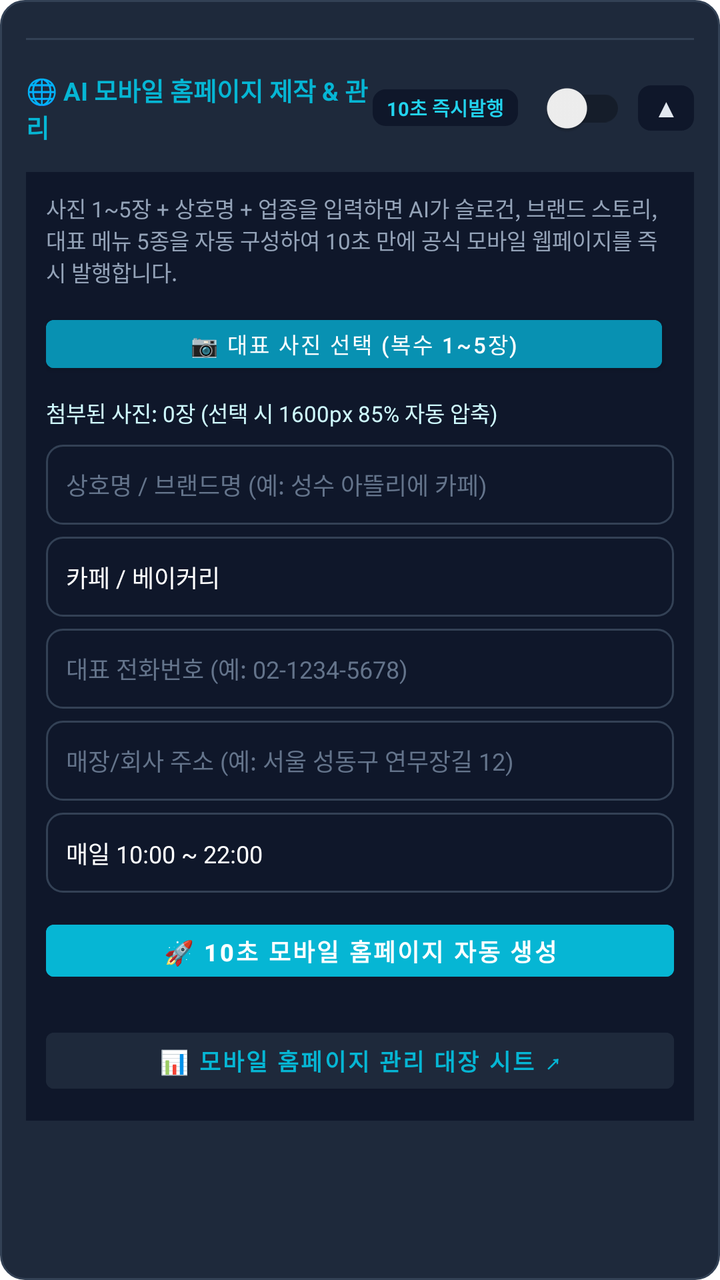
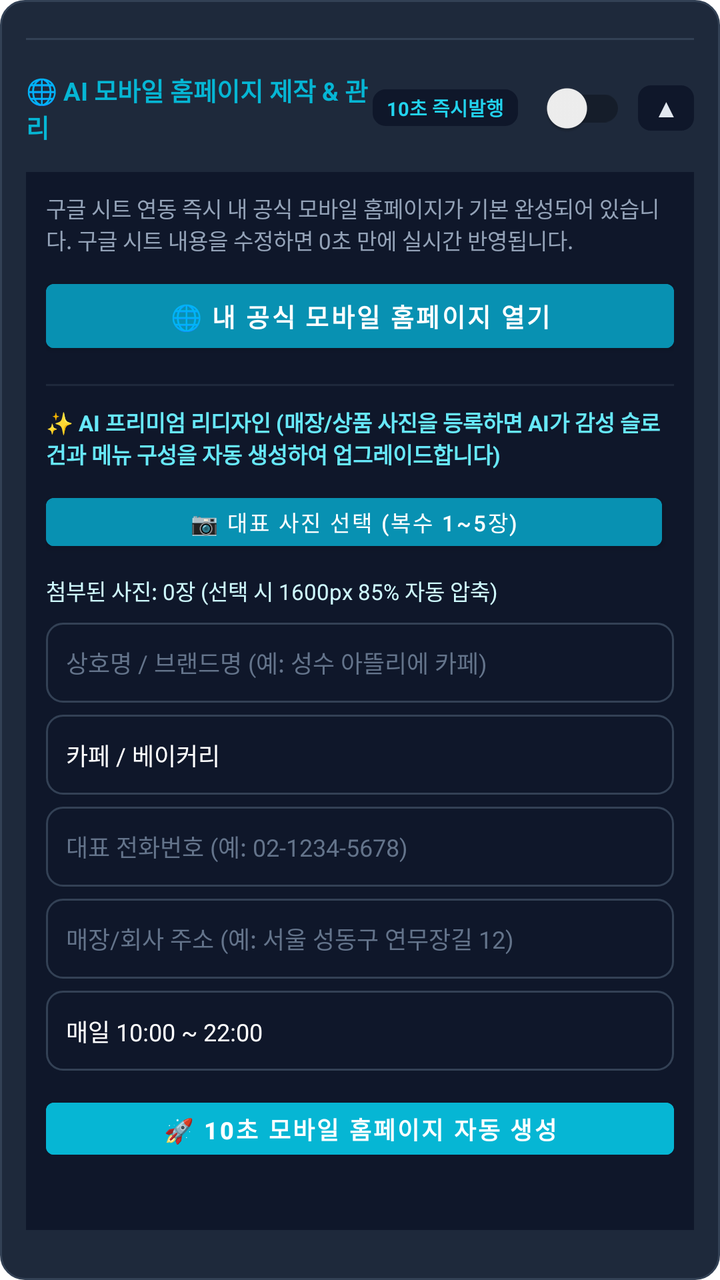

Screens rendered from an Android XML layout before and after an edit, with the pre-edit source and the edit as a unified diff.
<!-- AndroidManifest.xml: application theme Theme.SheetBotDepositAgent -->
<!-- res/layout/card_mobile_site.xml -->
<?xml version="1.0" encoding="utf-8"?>
<LinearLayout xmlns:android="http://schemas.android.com/apk/res/android"
    xmlns:tools="http://schemas.android.com/tools"
    android:layout_width="match_parent"
    android:layout_height="wrap_content"
    android:orientation="vertical"
    android:background="@drawable/bg_card_scenario"
    android:padding="13dp"
    android:layout_marginBottom="12dp">

    
    <View
        android:layout_width="match_parent"
        android:layout_height="1dp"
        android:background="#334155"
        android:layout_marginTop="6dp"
        android:layout_marginBottom="10dp" />

    <LinearLayout
        android:id="@+id/layoutSiteHeader"
        android:layout_width="match_parent"
        android:layout_height="wrap_content"
        android:orientation="horizontal"
        android:gravity="center_vertical"
        android:layout_marginBottom="8dp"
        android:clickable="true"
        android:focusable="true">

        <TextView
            android:layout_width="0dp"
            android:layout_height="wrap_content"
            android:layout_weight="1"
            android:text="🌐 AI 모바일 홈페이지 제작 &amp; 관리"
            android:textColor="#06B6D4"
            android:textSize="12.5sp"
            android:textStyle="bold" />

        <TextView
            android:layout_width="wrap_content"
            android:layout_height="wrap_content"
            android:background="@drawable/bg_badge_version"
            android:backgroundTint="#0F172A"
            android:paddingHorizontal="7dp"
            android:paddingVertical="2dp"
            android:text="10초 즉시발행"
            android:textColor="#22D3EE"
            android:textSize="9.5sp"
            android:textStyle="bold"
            android:layout_marginEnd="6dp" />

        <androidx.appcompat.widget.SwitchCompat
            android:id="@+id/switchSiteAutomation"
            android:layout_width="wrap_content"
            android:layout_height="wrap_content"
            android:checked="false"
            android:layout_marginEnd="6dp" />

        <TextView
            android:id="@+id/btnToggleSiteDetails"
            android:layout_width="wrap_content"
            android:layout_height="wrap_content"
            android:background="@drawable/bg_badge_version"
            android:backgroundTint="#0F172A"
            android:paddingHorizontal="8dp"
            android:paddingVertical="3dp"
            android:text="▲"
            android:textColor="#E2E8F0"
            android:textSize="12sp"
            android:textStyle="bold" />
    </LinearLayout>

    <LinearLayout
        android:id="@+id/layoutSiteDetails"
        android:layout_width="match_parent"
        android:layout_height="wrap_content"
        android:orientation="vertical"
        android:background="#0F172A"
        android:padding="10dp"
        android:layout_marginBottom="12dp">

        <TextView
            android:layout_width="match_parent"
            android:layout_height="wrap_content"
            android:text="사진 1~5장 + 상호명 + 업종을 입력하면 AI가 슬로건, 브랜드 스토리, 대표 메뉴 5종을 자동 구성하여 10초 만에 공식 모바일 웹페이지를 즉시 발행합니다."
            android:textColor="#94A3B8"
            android:textSize="11sp"
            android:layout_marginBottom="10dp" />

                
                <LinearLayout
                    android:layout_width="match_parent"
                    android:layout_height="wrap_content"
                    android:orientation="horizontal"
                    android:gravity="center_vertical"
                    android:layout_marginBottom="8dp">

                    <Button
                        android:id="@+id/btnSelectSiteImages"
                        android:layout_width="0dp"
                        android:layout_height="36dp"
                        android:layout_weight="1"
                        android:backgroundTint="#0891B2"
                        android:text="📷 대표 사진 선택 (복수 1~5장)"
                        android:textColor="#FFFFFF"
                        android:textSize="11sp"
                        android:layout_marginEnd="6dp" />

                    <Button
                        android:id="@+id/btnResetSiteImages"
                        android:layout_width="wrap_content"
                        android:layout_height="36dp"
                        android:backgroundTint="#475569"
                        android:text="초기화"
                        android:textColor="#E2E8F0"
                        android:textSize="11sp"
                        android:visibility="gone" />
                </LinearLayout>

                <TextView
                    android:id="@+id/tvSiteSelectedImagesCount"
                    android:layout_width="match_parent"
                    android:layout_height="wrap_content"
                    android:text="첨부된 사진: 0장 (선택 시 1600px 85% 자동 압축)"
                    android:textColor="#CFFAFE"
                    android:textSize="11sp"
                    android:layout_marginBottom="8dp" />

                
                <EditText
                    android:id="@+id/etSiteTitle"
                    android:layout_width="match_parent"
                    android:layout_height="40dp"
                    android:background="@drawable/bg_input_field"
                    android:hint="상호명 / 브랜드명 (예: 성수 아뜰리에 카페)"
                    android:textColor="#FFFFFF"
                    android:textColorHint="#64748B"
                    android:textSize="12sp"
                    android:paddingHorizontal="10dp"
                    android:layout_marginBottom="6dp" />

                
                <EditText
                    android:id="@+id/etSiteCategory"
                    android:layout_width="match_parent"
                    android:layout_height="40dp"
                    android:background="@drawable/bg_input_field"
                    android:hint="업종 (예: 디저트 베이커리 카페, 헤어살롱, 세무회계)"
                    android:text="카페 / 베이커리"
                    android:textColor="#FFFFFF"
                    android:textColorHint="#64748B"
                    android:textSize="12sp"
                    android:paddingHorizontal="10dp"
                    android:layout_marginBottom="6dp" />

                
                <EditText
                    android:id="@+id/etSitePhone"
                    android:layout_width="match_parent"
                    android:layout_height="40dp"
                    android:background="@drawable/bg_input_field"
                    android:hint="대표 전화번호 (예: 02-1234-5678)"
                    android:textColor="#FFFFFF"
                    android:textColorHint="#64748B"
                    android:textSize="12sp"
                    android:paddingHorizontal="10dp"
                    android:layout_marginBottom="6dp" />

                
                <EditText
                    android:id="@+id/etSiteAddress"
                    android:layout_width="match_parent"
                    android:layout_height="40dp"
                    android:background="@drawable/bg_input_field"
                    android:hint="매장/회사 주소 (예: 서울 성동구 연무장길 12)"
                    android:textColor="#FFFFFF"
                    android:textColorHint="#64748B"
                    android:textSize="12sp"
                    android:paddingHorizontal="10dp"
                    android:layout_marginBottom="6dp" />

                
                <EditText
                    android:id="@+id/etSiteHours"
                    android:layout_width="match_parent"
                    android:layout_height="40dp"
                    android:background="@drawable/bg_input_field"
                    android:hint="영업시간 (예: 매일 10:00 ~ 22:00 / 매주 월 휴무)"
                    android:text="매일 10:00 ~ 22:00"
                    android:textColor="#FFFFFF"
                    android:textColorHint="#64748B"
                    android:textSize="12sp"
                    android:paddingHorizontal="10dp"
                    android:layout_marginBottom="10dp" />

                
                <Button
                    android:id="@+id/btnStartSiteCreation"
                    android:layout_width="match_parent"
                    android:layout_height="38dp"
                    android:backgroundTint="#06B6D4"
                    android:text="🚀 10초 모바일 홈페이지 자동 생성"
                    android:textColor="#FFFFFF"
                    android:textSize="12sp"
                    android:textStyle="bold"
                    android:layout_marginBottom="8dp" />

                
                <ProgressBar
                    android:id="@+id/pbSiteLoading"
                    android:layout_width="wrap_content"
                    android:layout_height="wrap_content"
                    android:layout_gravity="center_horizontal"
                    android:indeterminateTint="#06B6D4"
                    android:visibility="gone" />

                <TextView
                    android:id="@+id/tvSiteStatus"
                    android:layout_width="match_parent"
                    android:layout_height="wrap_content"
                    android:gravity="center"
                    android:text="AI가 브랜드 스토리와 메뉴 구성을 기획하고 웹사이트를 발행 중입니다..."
                    android:textColor="#06B6D4"
                    android:textSize="11sp"
                    android:visibility="gone"
                    android:layout_marginBottom="8dp" />

                
                <LinearLayout
                    android:id="@+id/layoutSiteResultContainer"
                    android:layout_width="match_parent"
                    android:layout_height="wrap_content"
                    android:orientation="vertical"
                    android:background="#0C2533"
                    android:padding="10dp"
                    android:layout_marginTop="4dp"
                    android:visibility="gone">

                    <TextView
                        android:id="@+id/tvSiteResultTitle"
                        android:layout_width="match_parent"
                        android:layout_height="wrap_content"
                        android:text="완성된 상호명 &amp; 슬로건"
                        android:textColor="#67E8F9"
                        android:textSize="12sp"
                        android:textStyle="bold"
                        android:layout_marginBottom="4dp" />

                    <TextView
                        android:id="@+id/tvSiteResultUrl"
                        android:layout_width="match_parent"
                        android:layout_height="wrap_content"
                        android:text="https://sheetbot.cloud/site/..."
                        android:textColor="#E2E8F0"
                        android:textSize="11sp"
                        android:layout_marginBottom="8dp" />

                    <LinearLayout
                        android:layout_width="match_parent"
                        android:layout_height="wrap_content"
                        android:orientation="horizontal">

                        <Button
                            android:id="@+id/btnOpenMobileSite"
                            android:layout_width="0dp"
                            android:layout_height="34dp"
                            android:layout_weight="1"
                            android:backgroundTint="#0891B2"
                            android:text="🌐 모바일웹 열기"
                            android:textColor="#FFFFFF"
                            android:textSize="11sp"
                            android:layout_marginEnd="4dp" />

                        <Button
                            android:id="@+id/btnOpenSiteSheet"
                            android:layout_width="0dp"
                            android:layout_height="34dp"
                            android:layout_weight="1"
                            android:backgroundTint="#059669"
                            android:text="📊 대장 시트"
                            android:textColor="#FFFFFF"
                            android:textSize="11sp"
                            android:layout_marginEnd="4dp" />

                        <Button
                            android:id="@+id/btnShareMobileSite"
                            android:layout_width="0dp"
                            android:layout_height="34dp"
                            android:layout_weight="1"
                            android:backgroundTint="#4F46E5"
                            android:text="🔗 링크 공유"
                            android:textColor="#FFFFFF"
                            android:textSize="11sp" />
                    </LinearLayout>
                </LinearLayout>

                
                <Button
                    android:id="@+id/btnOpenSiteSheetAlways"
                    android:layout_width="match_parent"
                    android:layout_height="40dp"
                    android:backgroundTint="#1E293B"
                    android:text="📊 모바일 홈페이지 관리 대장 시트 ↗"
                    android:textColor="#06B6D4"
                    android:textSize="11.5sp"
                    android:textStyle="bold"
                    android:layout_marginTop="8dp" />
            </LinearLayout>
        </LinearLayout>
<!-- resources referenced by this layout -->
<resources>
  <!-- drawable bg_badge_version (drawable) -->
  <?xml version="1.0" encoding="utf-8"?>
  <shape xmlns:android="http://schemas.android.com/apk/res/android"
      android:shape="rectangle">
      <corners android:radius="6dp" />
      <solid android:color="#064E3B" />
      <stroke android:width="1dp" android:color="#059669" />
  </shape>
  <!-- drawable bg_card_scenario (drawable) -->
  <?xml version="1.0" encoding="utf-8"?>
  <shape xmlns:android="http://schemas.android.com/apk/res/android"
      android:shape="rectangle">
      <corners android:radius="12dp" />
      <solid android:color="#1E293B" />
      <stroke android:width="1dp" android:color="#334155" />
  </shape>
  <!-- drawable bg_input_field (drawable) -->
  <?xml version="1.0" encoding="utf-8"?>
  <shape xmlns:android="http://schemas.android.com/apk/res/android"
      android:shape="rectangle">
      <corners android:radius="8dp" />
      <solid android:color="#0F172A" />
      <stroke android:width="1dp" android:color="#334155" />
  </shape>
  <style name="Theme.SheetBotDepositAgent" parent="Theme.MaterialComponents.DayNight.NoActionBar">
          <item name="colorPrimary">@color/purple_500</item>
          <item name="colorPrimaryVariant">@color/purple_700</item>
          <item name="colorOnPrimary">@color/white</item>
          <item name="colorSecondary">@color/teal_200</item>
          <item name="colorSecondaryVariant">@color/teal_700</item>
          <item name="colorOnSecondary">@color/black</item>
          <item name="android:statusBarColor">#0F172A</item>
      </style>
  <color name="purple_500">#4F46E5</color>
  <color name="purple_700">#4338CA</color>
  <color name="white">#FFFFFFFF</color>
  <color name="teal_200">#10B981</color>
  <color name="teal_700">#059669</color>
  <color name="black">#000000</color>
</resources>

<!-- the commit's change to res/layout/card_mobile_site.xml (unified diff, before → after) -->
@@ -81,12 +81,38 @@
         <TextView
             android:layout_width="match_parent"
             android:layout_height="wrap_content"
-            android:text="사진 1~5장 + 상호명 + 업종을 입력하면 AI가 슬로건, 브랜드 스토리, 대표 메뉴 5종을 자동 구성하여 10초 만에 공식 모바일 웹페이지를 즉시 발행합니다."
+            android:text="구글 시트 연동 즉시 내 공식 모바일 홈페이지가 기본 완성되어 있습니다. 구글 시트 내용을 수정하면 0초 만에 실시간 반영됩니다."
             android:textColor="#94A3B8"
             android:textSize="11sp"
+            android:layout_marginBottom="8dp" />
+
+        <Button
+            android:id="@+id/btnOpenDefaultMobileSite"
+            android:layout_width="match_parent"
+            android:layout_height="44dp"
+            android:backgroundTint="#0891B2"
+            android:text="🌐 내 공식 모바일 홈페이지 열기"
+            android:textColor="#FFFFFF"
+            android:textSize="12.5sp"
+            android:textStyle="bold"
+            android:layout_marginBottom="12dp" />
+
+        <View
+            android:layout_width="match_parent"
+            android:layout_height="1dp"
+            android:background="#1E293B"
             android:layout_marginBottom="10dp" />
 
-                
+        <TextView
+            android:layout_width="match_parent"
+            android:layout_height="wrap_content"
+            android:text="✨ AI 프리미엄 리디자인 (매장/상품 사진을 등록하면 AI가 감성 슬로건과 메뉴 구성을 자동 생성하여 업그레이드합니다)"
+            android:textColor="#67E8F9"
+            android:textSize="11sp"
+            android:textStyle="bold"
+            android:layout_marginBottom="8dp" />
+
+        
                 <LinearLayout
                     android:layout_width="match_parent"
                     android:layout_height="wrap_content"
@@ -262,34 +288,26 @@
                         <Button
                             android:id="@+id/btnOpenMobileSite"
                             android:layout_width="0dp"
-                            android:layout_height="34dp"
+                            android:layout_height="38dp"
                             android:layout_weight="1"
                             android:backgroundTint="#0891B2"
-                            android:text="🌐 모바일웹 열기"
+                            android:text="🌐 완성된 홈페이지 열기"
                             android:textColor="#FFFFFF"
-                            android:textSize="11sp"
+                            android:textSize="11.5sp"
+                            android:textStyle="bold"
                             android:layout_marginEnd="4dp" />
 
                         <Button
                             android:id="@+id/btnOpenSiteSheet"
                             android:layout_width="0dp"
-                            android:layout_height="34dp"
+                            android:layout_height="38dp"
                             android:layout_weight="1"
                             android:backgroundTint="#059669"
-                            android:text="📊 대장 시트"
+                            android:text="📊 관리 대장 시트 ↗"
                             android:textColor="#FFFFFF"
-                            android:textSize="11sp"
-                            android:layout_marginEnd="4dp" />
-
-                        <Button
-                            android:id="@+id/btnShareMobileSite"
-                            android:layout_width="0dp"
-                            android:layout_height="34dp"
-                            android:layout_weight="1"
-                            android:backgroundTint="#4F46E5"
-                            android:text="🔗 링크 공유"
-                            android:textColor="#FFFFFF"
-                            android:textSize="11sp" />
+                            android:textSize="11.5sp"
+                            android:textStyle="bold"
+                            android:layout_marginStart="4dp" />
                     </LinearLayout>
                 </LinearLayout>
 
